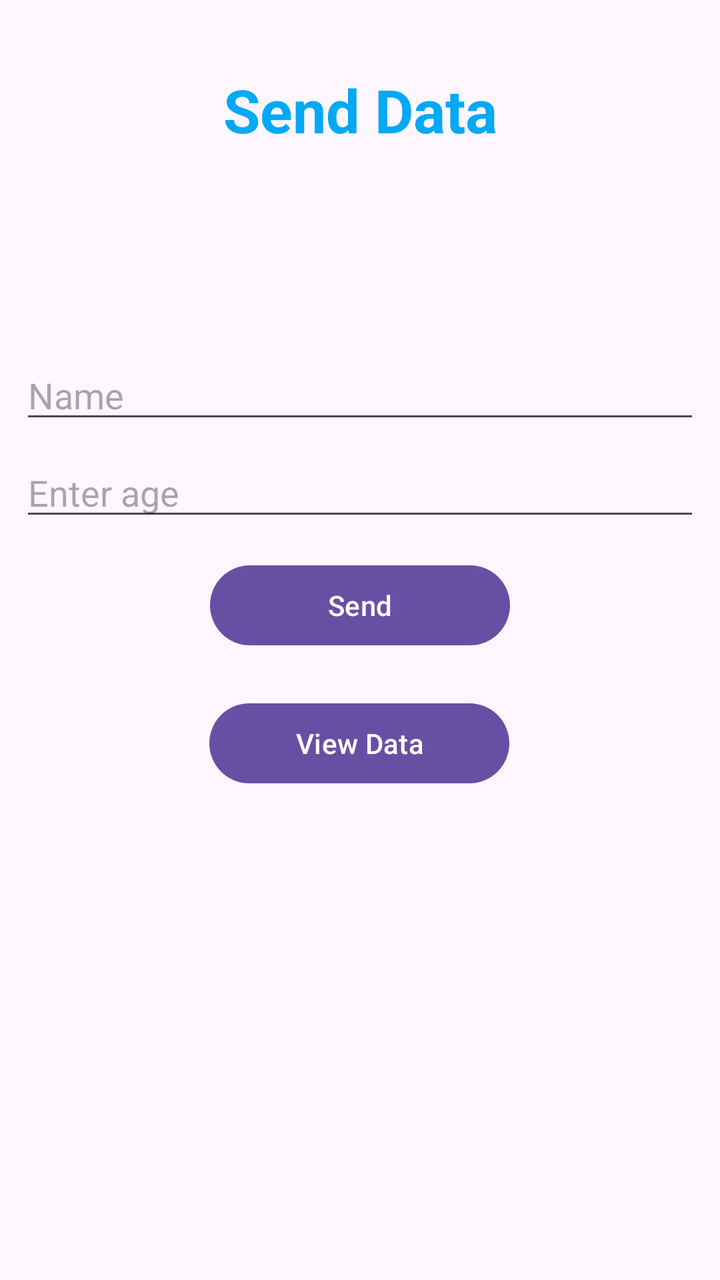
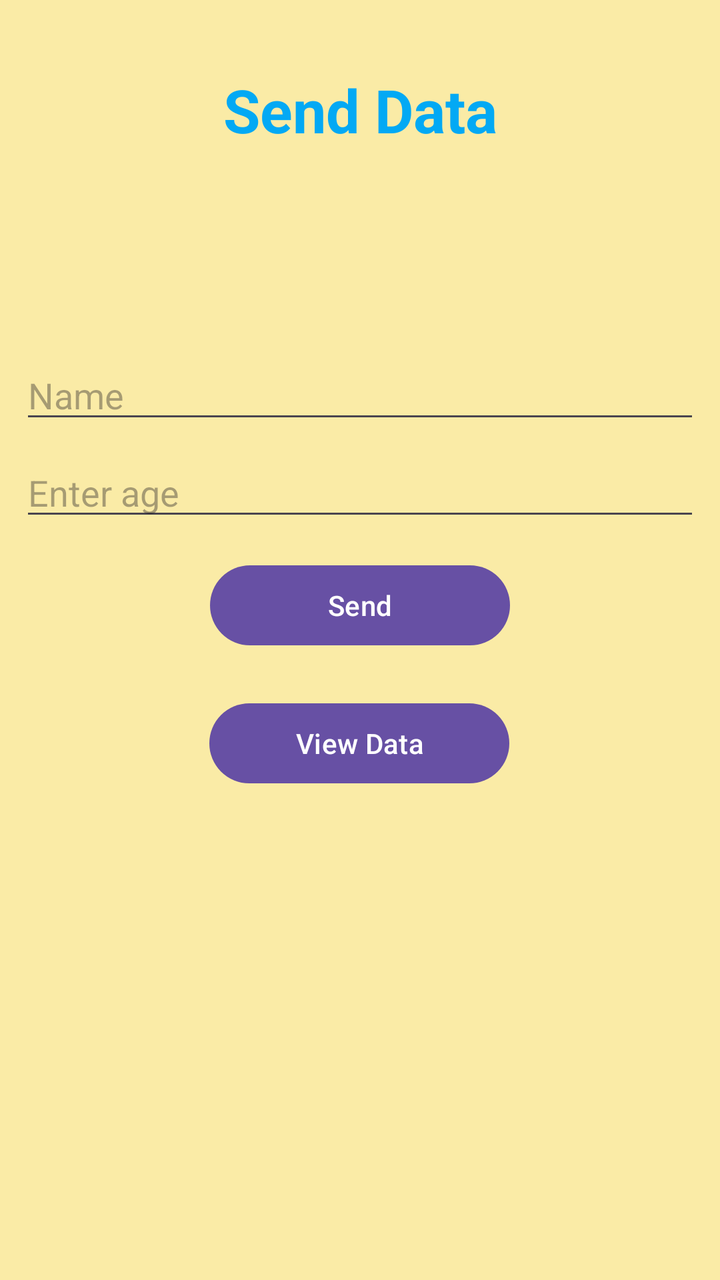

Before-and-after screenshots of an Android layout around one commit, followed by the original layout XML and the change that was made.
<!-- AndroidManifest.xml: application theme Theme.Lab9 -->
<!-- res/layout/activity_main.xml -->
<?xml version="1.0" encoding="utf-8"?>
<androidx.constraintlayout.widget.ConstraintLayout xmlns:android="http://schemas.android.com/apk/res/android"
    xmlns:app="http://schemas.android.com/apk/res-auto"
    xmlns:tools="http://schemas.android.com/tools"
    android:id="@+id/main"
    android:layout_width="match_parent"
    android:layout_height="match_parent"
    tools:context=".MainActivity">

    <TextView
        android:layout_width="wrap_content"
        android:layout_height="wrap_content"
        android:text="Send Data"
        android:textColor="#03A9F4"
        android:textSize="30dp"
        android:textStyle="bold"
        app:layout_constraintBottom_toBottomOf="parent"
        app:layout_constraintEnd_toEndOf="parent"
        app:layout_constraintStart_toStartOf="parent"
        app:layout_constraintTop_toTopOf="parent"
        app:layout_constraintVertical_bias="0.058" />

    <EditText
        android:id="@+id/name"
        android:layout_width="match_parent"
        android:layout_height="wrap_content"
        android:ems="10"
        android:inputType="text"
        android:hint="Name"
        android:layout_marginLeft="10dp"
        android:layout_marginRight="10dp"
        app:layout_constraintBottom_toBottomOf="parent"
        app:layout_constraintEnd_toEndOf="parent"
        app:layout_constraintHorizontal_bias="0.477"
        app:layout_constraintStart_toStartOf="parent"
        app:layout_constraintTop_toTopOf="parent"
        app:layout_constraintVertical_bias="0.293" />

    <EditText
        android:id="@+id/age"
        android:layout_width="match_parent"
        android:layout_height="wrap_content"
        android:ems="10"
        android:inputType="text"
        android:hint="Enter age"
        android:layout_marginRight="10dp"
        android:layout_marginLeft="10dp"
        app:layout_constraintBottom_toBottomOf="parent"
        app:layout_constraintEnd_toEndOf="parent"
        app:layout_constraintHorizontal_bias="0.0"
        app:layout_constraintStart_toStartOf="parent"
        app:layout_constraintTop_toTopOf="parent"
        app:layout_constraintVertical_bias="0.374" />

    <Button
        android:id="@+id/send"
        android:layout_width="150dp"
        android:layout_height="wrap_content"
        android:text="Send"
        app:layout_constraintBottom_toBottomOf="parent"
        app:layout_constraintEnd_toEndOf="parent"
        app:layout_constraintStart_toStartOf="parent"
        app:layout_constraintTop_toTopOf="parent"
        app:layout_constraintVertical_bias="0.471" />

    <Button
        android:id="@+id/view"
        android:layout_width="150dp"
        android:layout_height="wrap_content"
        android:text="View Data"
        app:layout_constraintBottom_toBottomOf="parent"
        app:layout_constraintEnd_toEndOf="parent"
        app:layout_constraintHorizontal_bias="0.498"
        app:layout_constraintStart_toStartOf="parent"
        app:layout_constraintTop_toTopOf="parent"
        app:layout_constraintVertical_bias="0.587" />

</androidx.constraintlayout.widget.ConstraintLayout>
<!-- resources referenced by this layout -->
<resources>
  <style name="Theme.Lab9" parent="Base.Theme.Lab9" />
  <style name="Base.Theme.Lab9" parent="Theme.Material3.DayNight.NoActionBar">
          
          
      </style>
</resources>

<!-- the commit's change to res/layout/activity_main.xml (unified diff, before → after) -->
@@ -5,7 +5,8 @@
     android:id="@+id/main"
     android:layout_width="match_parent"
     android:layout_height="match_parent"
-    tools:context=".MainActivity">
+    tools:context=".MainActivity"
+    android:background="#FAEBA6">
 
     <TextView
         android:layout_width="wrap_content"
